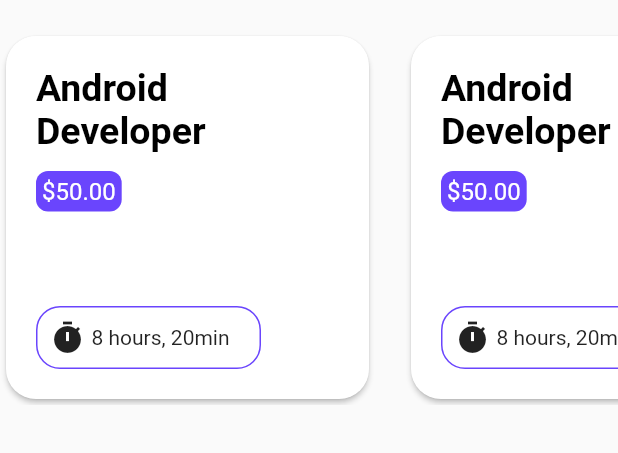
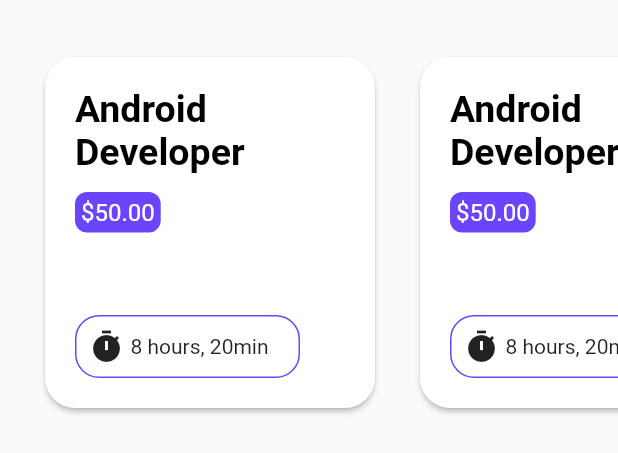
Before and after one commit to juankp3/flutter, a Flutter app: the CardCourse widget shown alone on an empty page, opened directly, on a phone screen of 412 x 824 dp. Shown: the top 453 px of the screen. Run offline on Flutter 3.47's test engine with Material 2 defaults, Android fonts, the phone set to English and light mode, and no system bars; network calls fail.

Commit message:
Menu course

```diff
--- a/app_grid/lib/main.dart
+++ b/app_grid/lib/main.dart
@@ -14,8 +14,8 @@ class AppGrid extends StatelessWidget {
       theme: ThemeData(
         scaffoldBackgroundColor: AppTheme.ColorGrayBackground
       ),
-      home: Home()
-      // home: Course()
+      // home: Home()
+      home: Course()
     );
 
   }
--- a/app_grid/lib/theme.dart
+++ b/app_grid/lib/theme.dart
@@ -7,7 +7,7 @@ class AppTheme {
 
 
   static const  Color ColorPrimaryPurple = Color.fromRGBO(106, 69, 253, 1.0); // Morado
-  static const  Color ColorPrimaryPurple3 = Color.fromRGBO(255, 199, 0, 1.0); // Amarillo
+  static const  Color ColorYellow = Color.fromRGBO(255, 199, 0, 1.0); // Amarillo
 
   // Estilos
   static const  TextStyle headLine1 = TextStyle(
--- a/app_grid/lib/widget/card_course.dart
+++ b/app_grid/lib/widget/card_course.dart
@@ -5,49 +5,40 @@ class CardCourse extends StatelessWidget {
 
   @override
   Widget build(BuildContext context) {
-    return Padding(
-      padding: const EdgeInsets.only(left: 0, right: 0, top: 20.0, bottom: 20.0),
-      child: Container(
-        child: Column(
-          children: [
-            _getGridCard2()
-          ],
-        ),
-      ),
+    return Container(
+      width: double.infinity,
+      height: 250,
+      margin: EdgeInsets.symmetric(vertical: 30.0),
+      // color: Colors.red,
+      child: _getGridCard()
     );
   }
 
 
-
-  static const kListHeight = 150.0;
-
-  Widget _getGridCard2(){
-    return SizedBox(
-      width: double.infinity,
-      height: 250,
-      child: GridView.builder(
+  Widget _getGridCard(){
+    return GridView.builder(
           scrollDirection: Axis.horizontal,
           gridDelegate: SliverGridDelegateWithMaxCrossAxisExtent(
             maxCrossAxisExtent: 250,
             childAspectRatio: 1,
-          crossAxisSpacing: 20,
-          mainAxisSpacing: 20
+            // crossAxisSpacing: 20,
+            // mainAxisSpacing: 20
           ),
           itemCount: 10,
           itemBuilder: (context, index) {
-          return Container(
-            child: _getCard(),
-          );
+            return _getCard();
           },
-      ),
     );
   }
 
 
   Widget _getCard(){
-    return Card(
+    return Padding(
+      padding: const EdgeInsets.only(top: 8.0, bottom: 8),
+      child: Card(
         elevation: 1.5,
-      // margin: EdgeInsets.all(50),
+        // color: Colors.amber,
+        margin: EdgeInsets.only(left: 30),
         shape: RoundedRectangleBorder(
           borderRadius: BorderRadius.circular(20.0),
         ),
@@ -59,6 +50,7 @@ class CardCourse extends StatelessWidget {
                 _contentCard(),
                 _horario()
               ]
+            ),
           ),
         ),
       ),
```
Also changed, not shown: app_grid/lib/page/Course/Course.dart (+40 -1 lines), 1 other file. Lines whose indentation alone changed are shown as unchanged.
